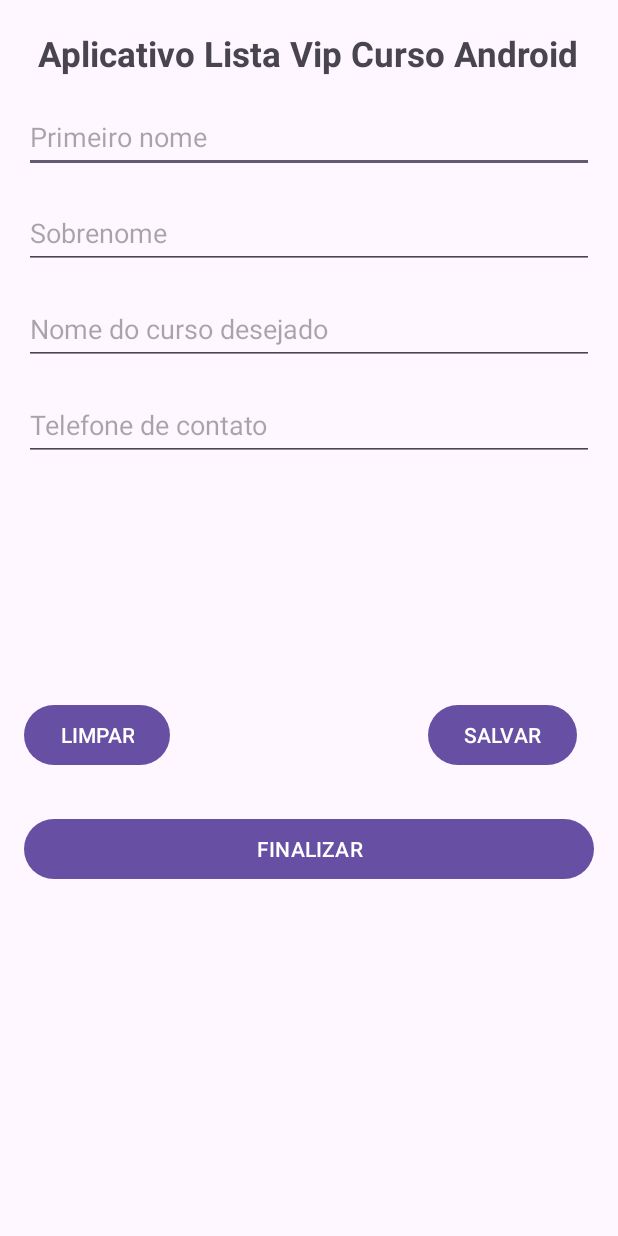
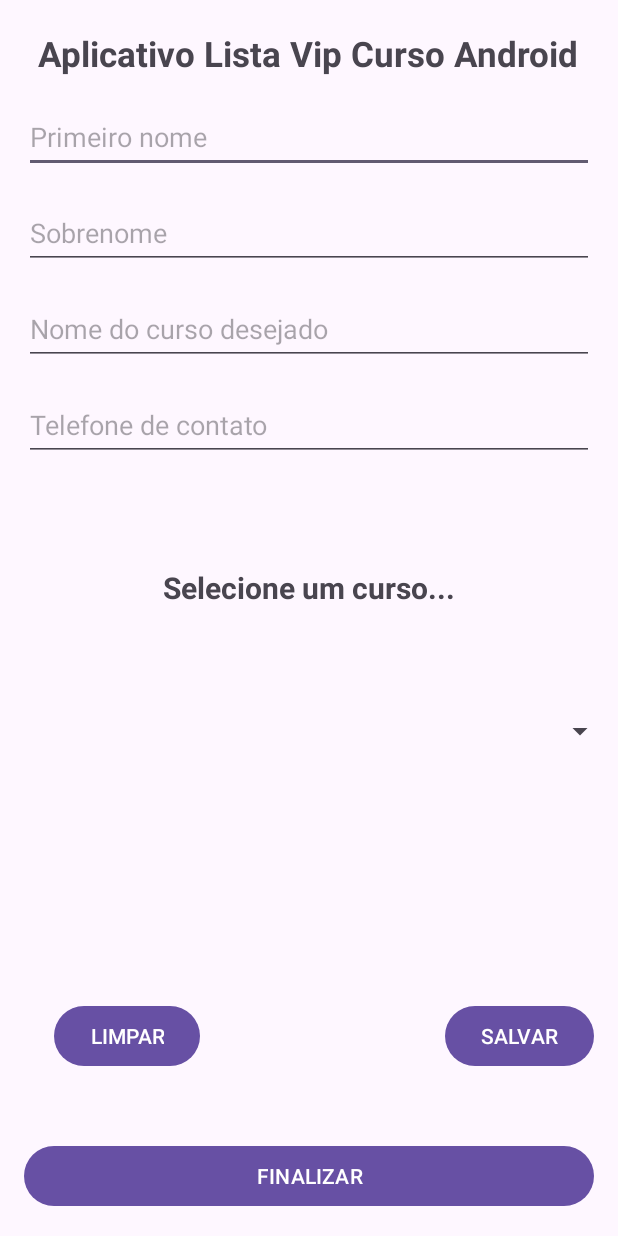
Before and after one commit to LucasDeAlencar/Desenvolvimento-Android, an Android app: the screen it shows after launch (MainActivity), on a phone screen of 412 x 824 dp. Run offline under Robolectric (Android 15) with nearby library versions, the phone set to English and light mode, and no system bars.

Commit message:
Mudança no layout

```diff
--- a/Projeto/app/src/main/res/layout/activity_main.xml
+++ b/Projeto/app/src/main/res/layout/activity_main.xml
@@ -74,18 +74,6 @@
         app:layout_constraintTop_toBottomOf="@+id/editNomeCurso" />
 
     <Button
-        android:id="@+id/btnLimpar"
-        android:layout_width="wrap_content"
-        android:layout_height="wrap_content"
-        android:layout_marginStart="16dp"
-        android:layout_marginBottom="28dp"
-        android:text="@string/txt_button_limpar"
-        app:layout_constraintBottom_toTopOf="@+id/btnFinalizar"
-        app:layout_constraintStart_toStartOf="parent"
-        app:layout_constraintTop_toBottomOf="@+id/editTelefoneContato"
-        app:layout_constraintVertical_bias="1.0" />
-
-    <Button
         android:id="@+id/btnSalvar"
         android:layout_width="wrap_content"
         android:layout_height="wrap_content"
@@ -93,10 +81,22 @@
         android:text="@string/txt_button_salvar"
         app:layout_constraintBottom_toTopOf="@+id/btnFinalizar"
         app:layout_constraintEnd_toEndOf="parent"
-        app:layout_constraintHorizontal_bias="0.863"
+        app:layout_constraintHorizontal_bias="0.909"
         app:layout_constraintStart_toEndOf="@+id/btnLimpar"
         app:layout_constraintTop_toBottomOf="@+id/editTelefoneContato"
-        app:layout_constraintVertical_bias="1.0" />
+        app:layout_constraintVertical_bias="0.954" />
+
+    <Button
+        android:id="@+id/btnLimpar"
+        android:layout_width="wrap_content"
+        android:layout_height="wrap_content"
+        android:layout_marginStart="36dp"
+        android:layout_marginBottom="28dp"
+        android:text="@string/txt_button_limpar"
+        app:layout_constraintBottom_toTopOf="@+id/btnFinalizar"
+        app:layout_constraintStart_toStartOf="parent"
+        app:layout_constraintTop_toBottomOf="@+id/editTelefoneContato"
+        app:layout_constraintVertical_bias="0.954" />
 
     <Button
         android:id="@+id/btnFinalizar"
@@ -107,6 +107,31 @@
         android:text="@string/txt_button_finalizar"
         app:layout_constraintBottom_toBottomOf="parent"
         app:layout_constraintEnd_toEndOf="parent"
+        app:layout_constraintHorizontal_bias="0.781"
+        app:layout_constraintStart_toStartOf="parent"
+        app:layout_constraintTop_toBottomOf="@+id/editTelefoneContato"
+        app:layout_constraintVertical_bias="1.0" />
+
+    <Spinner
+        android:id="@+id/spinner"
+        android:layout_width="409dp"
+        android:layout_height="wrap_content"
+        android:layout_marginStart="16dp"
+        android:layout_marginEnd="16dp"
+        app:layout_constraintBottom_toTopOf="@+id/btnSalvar"
+        app:layout_constraintEnd_toEndOf="parent"
+        app:layout_constraintStart_toStartOf="parent"
+        app:layout_constraintTop_toBottomOf="@+id/editTelefoneContato" />
+
+    <TextView
+        android:id="@+id/txtListaSpinner"
+        android:layout_width="wrap_content"
+        android:layout_height="wrap_content"
+        android:text="Selecione um curso..."
+        android:textSize="20sp"
+        android:textStyle="bold"
+        app:layout_constraintBottom_toTopOf="@+id/spinner"
+        app:layout_constraintEnd_toEndOf="parent"
         app:layout_constraintStart_toStartOf="parent"
         app:layout_constraintTop_toBottomOf="@+id/editTelefoneContato" />
 
```
Also changed, not shown: Projeto/app/src/main/java/devandroid/lucas/applistacurso/controller/PessoaController.java (line endings or trailing spaces).
